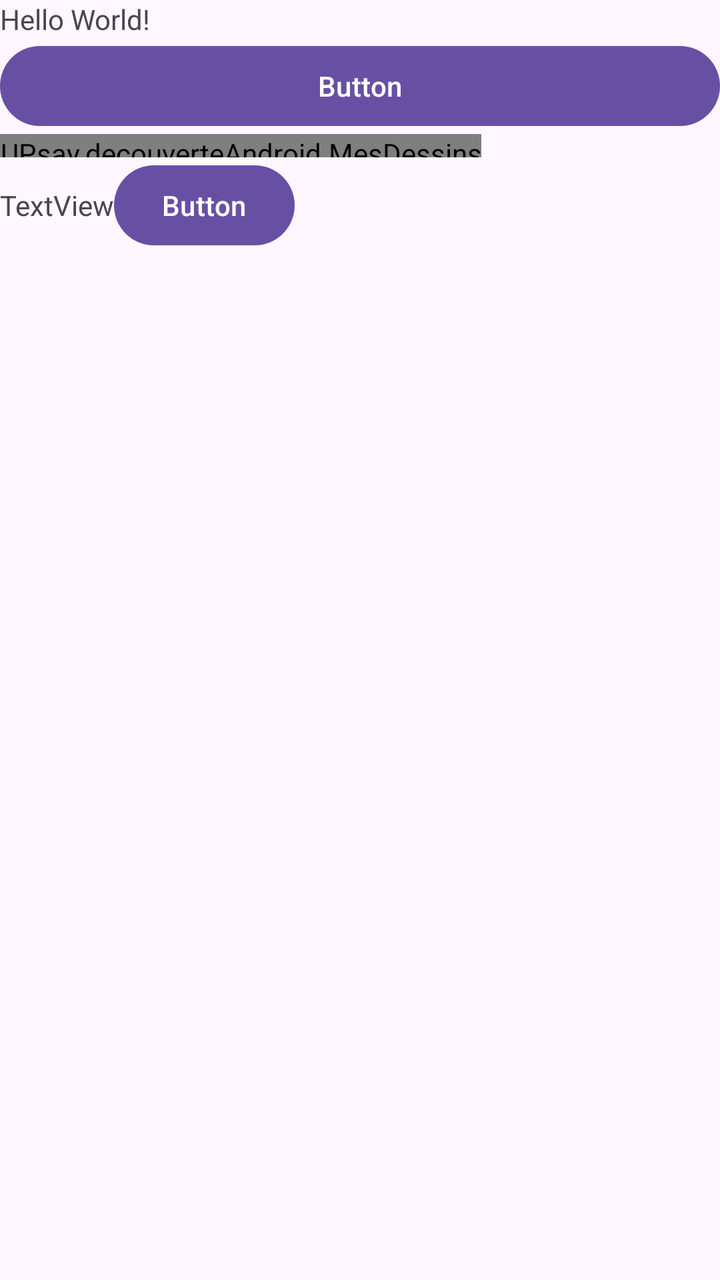
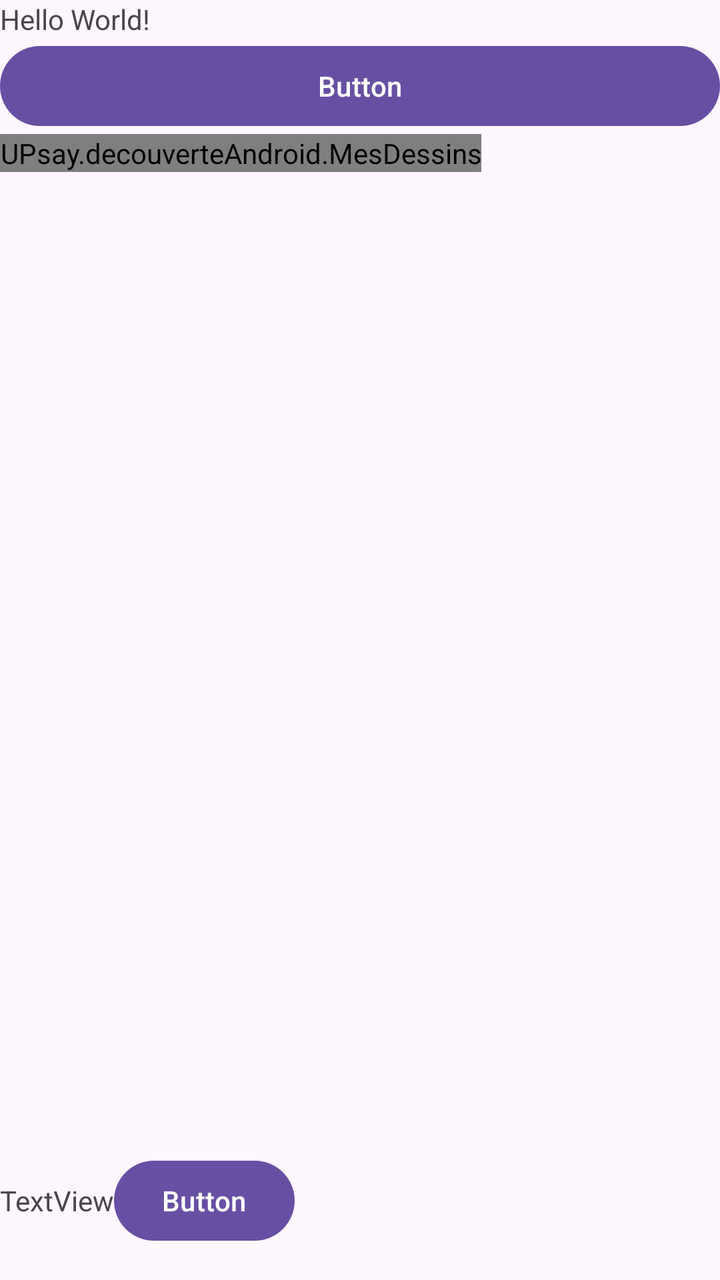

Compare the two renders of this Android layout. The source of the first and the diff that turns it into the second are given below.
<!-- AndroidManifest.xml: application theme Theme.My_Tuto -->
<!-- res/layout/activity_main.xml -->
<?xml version="1.0" encoding="utf-8"?>
<LinearLayout xmlns:android="http://schemas.android.com/apk/res/android"

    xmlns:app="http://schemas.android.com/apk/res-auto"
    xmlns:tools="http://schemas.android.com/tools"
    android:id="@+id/main"
    android:layout_width="match_parent"
    android:layout_height="match_parent"
    android:orientation="vertical"
    tools:context=".MainActivity">

    <TextView
        android:id="@+id/monTexte"
        android:layout_width="wrap_content"
        android:layout_height="wrap_content"
        android:text="Hello World!" />

    <Button
        android:id="@+id/button2"
        android:layout_width="match_parent"
        android:layout_height="wrap_content"
        android:onClick="dessin"
        android:text="@string/button" />

    <TableRow
        android:layout_width="match_parent"
        android:layout_height="match_parent"
        android:layout_weight="8">

        <UPsay.decouverteAndroid.MesDessins
            android:id="@+id/mesDessins"
            android:layout_width="wrap_content"
            android:layout_height="wrap_content" />
    </TableRow>

    <TableRow
        android:layout_width="match_parent"
        android:layout_height="match_parent"
        android:layout_weight="1">

        <TextView
            android:id="@+id/textView2"
            android:layout_width="wrap_content"
            android:layout_height="wrap_content"
            android:text="TextView" />

        <Button
            android:id="@+id/button"
            android:layout_width="wrap_content"
            android:layout_height="wrap_content"
            android:text="Button" />
    </TableRow>

</LinearLayout>
<!-- resources referenced by this layout -->
<resources>
  <string name="button">Button</string>
  <style name="Theme.My_Tuto" parent="Base.Theme.My_Tuto" />
  <style name="Base.Theme.My_Tuto" parent="Theme.Material3.DayNight.NoActionBar">
          
          
      </style>
</resources>

<!-- the commit's change to res/layout/activity_main.xml (unified diff, before → after) -->
@@ -24,7 +24,7 @@
 
     <TableRow
         android:layout_width="match_parent"
-        android:layout_height="match_parent"
+        android:layout_height="0dp"
         android:layout_weight="8">
 
         <UPsay.decouverteAndroid.MesDessins
@@ -35,7 +35,7 @@
 
     <TableRow
         android:layout_width="match_parent"
-        android:layout_height="match_parent"
+        android:layout_height="0dp"
         android:layout_weight="1">
 
         <TextView
